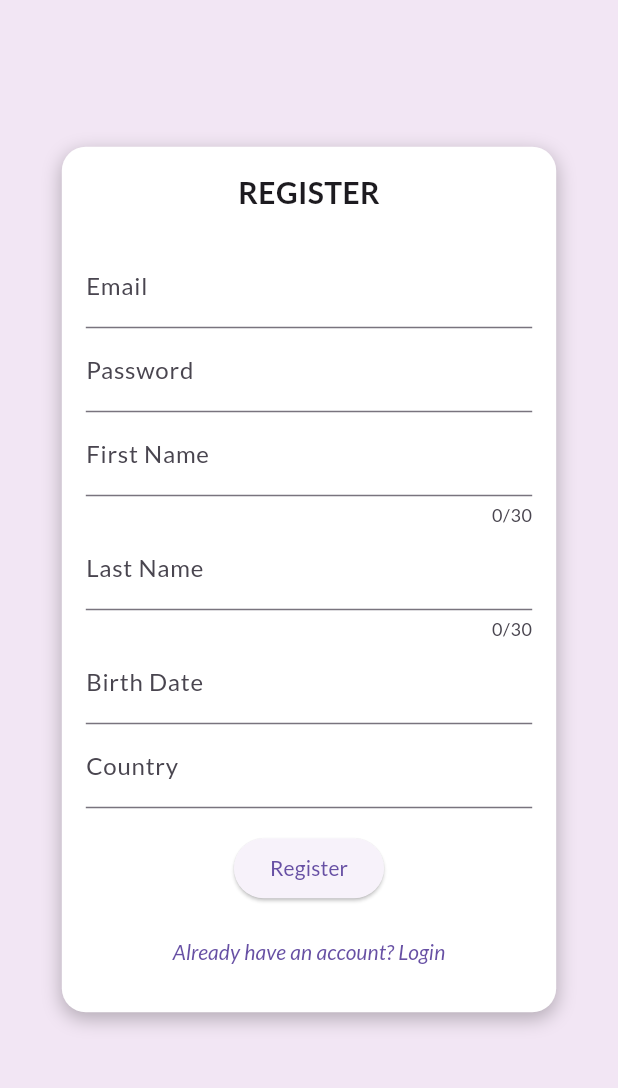
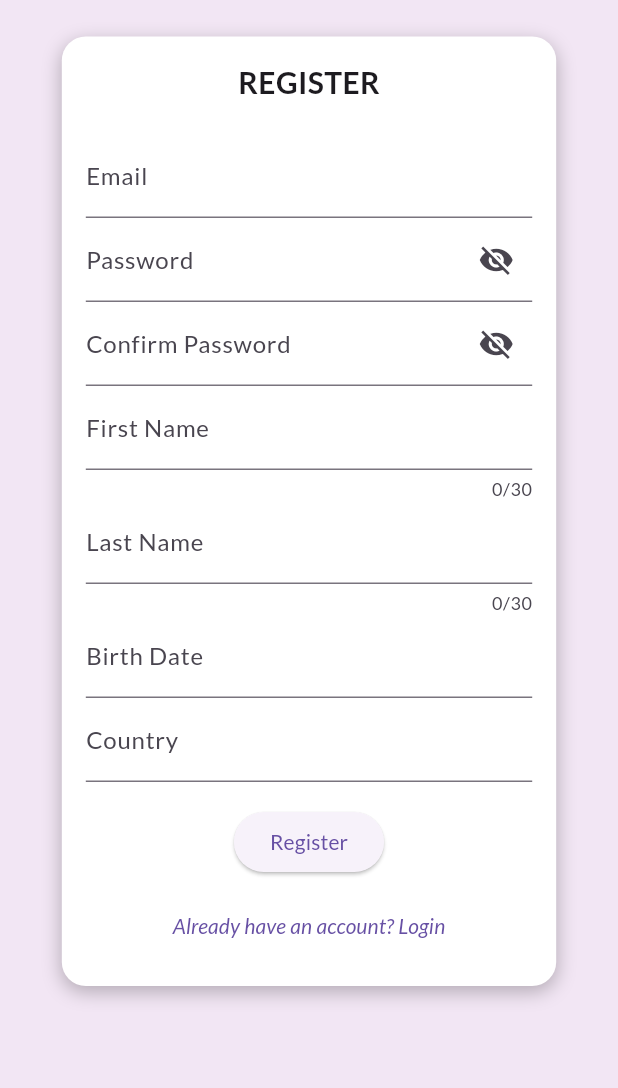
Before and after one commit to nahuelpierini/dog-breed-frontend, a Flutter app: the screen it shows after launch, after a tap on "Login", after a tap on "Don't have an account? Register", on a phone screen of 412 x 824 dp, the part 76-1164 px from its top. Run offline on Flutter 3.47's test engine with Material 3 defaults, Android fonts, the phone set to English and light mode, and no system bars; our stand-ins replace country_picker, file_picker, flutter_secure_storage, google_fonts, image_picker; accounts and stored records are empty; network calls fail; project files that could hold a hidden picture were left out.

Commit message:
delete some comments in login and register widget and page

```diff
--- a/lib/pages/edit_profile_page.dart
+++ b/lib/pages/edit_profile_page.dart
@@ -7,7 +7,7 @@ import 'package:country_picker/country_picker.dart';
 class EditProfilePage extends StatefulWidget {
   final User user;
 
-  const EditProfilePage({Key? key, required this.user}) : super(key: key);
+  const EditProfilePage({super.key, required this.user});
 
   @override
   EditProfilePageState createState() => EditProfilePageState();
--- a/lib/pages/login_page.dart
+++ b/lib/pages/login_page.dart
@@ -15,12 +15,12 @@ class LoginPage extends StatelessWidget {
         title: Padding(
           padding: const EdgeInsets.only(bottom: 10.0),
           child: FittedBox(
-            fit: BoxFit.scaleDown, // Asegura que el texto no se corte
+            fit: BoxFit.scaleDown,
             child: Text(
               "DOGGY DETECTIVE",
               style: GoogleFonts.cherryBombOne(
                 fontWeight: FontWeight.bold,
-                fontSize: 60.0, // Puedes ajustar el tamaño inicial aquí
+                fontSize: 60.0,
               ),
             ),
           ),
--- a/lib/pages/register_page.dart
+++ b/lib/pages/register_page.dart
@@ -15,12 +15,12 @@ class RegisterPage extends StatelessWidget {
         title: Padding(
           padding: const EdgeInsets.only(bottom: 10.0),
           child: FittedBox(
-            fit: BoxFit.scaleDown, // Asegura que el texto no se corte
+            fit: BoxFit.scaleDown,
             child: Text(
               "DOGGY DETECTIVE",
               style: GoogleFonts.cherryBombOne(
                 fontWeight: FontWeight.bold,
-                fontSize: 60.0, // Puedes ajustar el tamaño inicial aquí
+                fontSize: 60.0,
               ),
             ),
           ),
@@ -36,7 +36,13 @@ class RegisterPage extends StatelessWidget {
             image: AssetImage('assets/images/background.jpg'),
           ),
         ),
-        child: const Center(child: RegisterWidget()), // El widget de registro
+        child: Column(
+          mainAxisAlignment: MainAxisAlignment.start,
+          children: [
+            const SizedBox(height: 25),
+            const Expanded(child: RegisterWidget()),
+          ],
+        ),
       ),
     );
   }
--- a/lib/widgets/login_widget.dart
+++ b/lib/widgets/login_widget.dart
@@ -15,7 +15,7 @@ class _LoginWidgetState extends State<LoginWidget> {
   final TextEditingController _passwordController = TextEditingController();
   bool _loading = false;
   String _errorMessage = '';
-  bool _passwordVisible = false; // Estado para la visibilidad de la contraseña
+  bool _passwordVisible = false;
 
   @override
   void initState() {
@@ -116,8 +116,7 @@ class _LoginWidgetState extends State<LoginWidget> {
             const SizedBox(height: 16.0),
             TextField(
               controller: _passwordController,
-              obscureText:
-                  !_passwordVisible, // Controlamos si la contraseña es visible
+              obscureText: !_passwordVisible,
               decoration: InputDecoration(
                 labelText: "Password",
                 suffixIcon: IconButton(
@@ -126,8 +125,7 @@ class _LoginWidgetState extends State<LoginWidget> {
                   ),
                   onPressed: () {
                     setState(() {
-                      _passwordVisible =
-                          !_passwordVisible; // Alternamos la visibilidad
+                      _passwordVisible = !_passwordVisible;
                     });
                   },
                 ),
--- a/lib/widgets/register_widget.dart
+++ b/lib/widgets/register_widget.dart
@@ -13,12 +13,16 @@ class RegisterWidget extends StatefulWidget {
 class _RegisterWidgetState extends State<RegisterWidget> {
   final TextEditingController _emailController = TextEditingController();
   final TextEditingController _passwordController = TextEditingController();
+  final TextEditingController _confirmPasswordController =
+      TextEditingController();
   final TextEditingController _firstNameController = TextEditingController();
   final TextEditingController _lastNameController = TextEditingController();
   final TextEditingController _birthDateController = TextEditingController();
   final TextEditingController _countryController = TextEditingController();
 
   bool _loading = false;
+  bool _obscurePassword = true;
+  bool _obscureConfirmPassword = true;
   String _errorMessage = '';
   DateTime? _selectedDate;
 
@@ -158,14 +162,51 @@ class _RegisterWidgetState extends State<RegisterWidget> {
                       ),
                       TextFormField(
                         controller: _passwordController,
-                        decoration:
-                            const InputDecoration(labelText: "Password"),
-                        obscureText: true,
+                        decoration: InputDecoration(
+                          labelText: "Password",
+                          suffixIcon: IconButton(
+                            icon: Icon(_obscurePassword
+                                ? Icons.visibility_off
+                                : Icons.visibility),
+                            onPressed: () {
+                              setState(() {
+                                _obscurePassword = !_obscurePassword;
+                              });
+                            },
+                          ),
+                        ),
+                        obscureText: _obscurePassword,
                         validator: (value) {
                           if (value == null || value.isEmpty) {
                             return 'Password is required';
                           } else if (value.length < 3 || value.length > 10) {
                             return 'Password must be between 3 and 10 characters';
+                          }
+                          return null;
+                        },
+                      ),
+                      TextFormField(
+                        controller: _confirmPasswordController,
+                        decoration: InputDecoration(
+                          labelText: "Confirm Password",
+                          suffixIcon: IconButton(
+                            icon: Icon(_obscureConfirmPassword
+                                ? Icons.visibility_off
+                                : Icons.visibility),
+                            onPressed: () {
+                              setState(() {
+                                _obscureConfirmPassword =
+                                    !_obscureConfirmPassword;
+                              });
+                            },
+                          ),
+                        ),
+                        obscureText: _obscureConfirmPassword,
+                        validator: (value) {
+                          if (value == null || value.isEmpty) {
+                            return 'Please confirm your password';
+                          } else if (value != _passwordController.text) {
+                            return 'Passwords do not match';
                           }
                           return null;
                         },
```
Also changed, not shown: lib/pages/collapsebar.dart (+5 -3 lines), lib/pages/edit_dog_page.dart (+12 -6 lines), lib/pages/profile_page.dart (+10 -7 lines).
